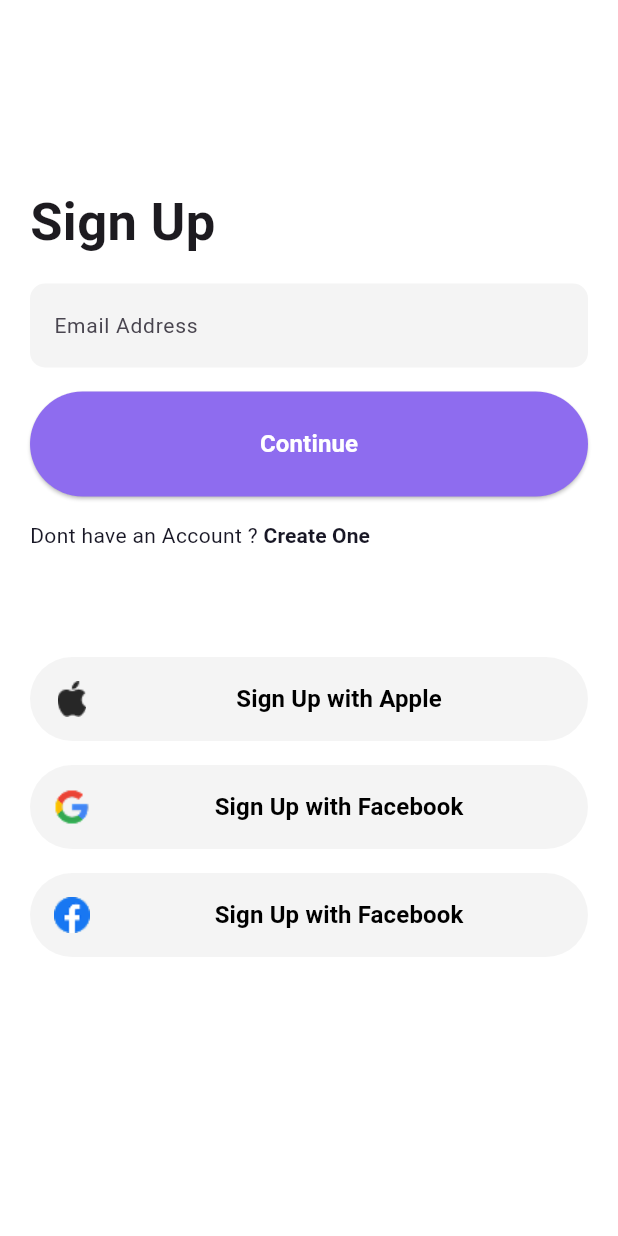
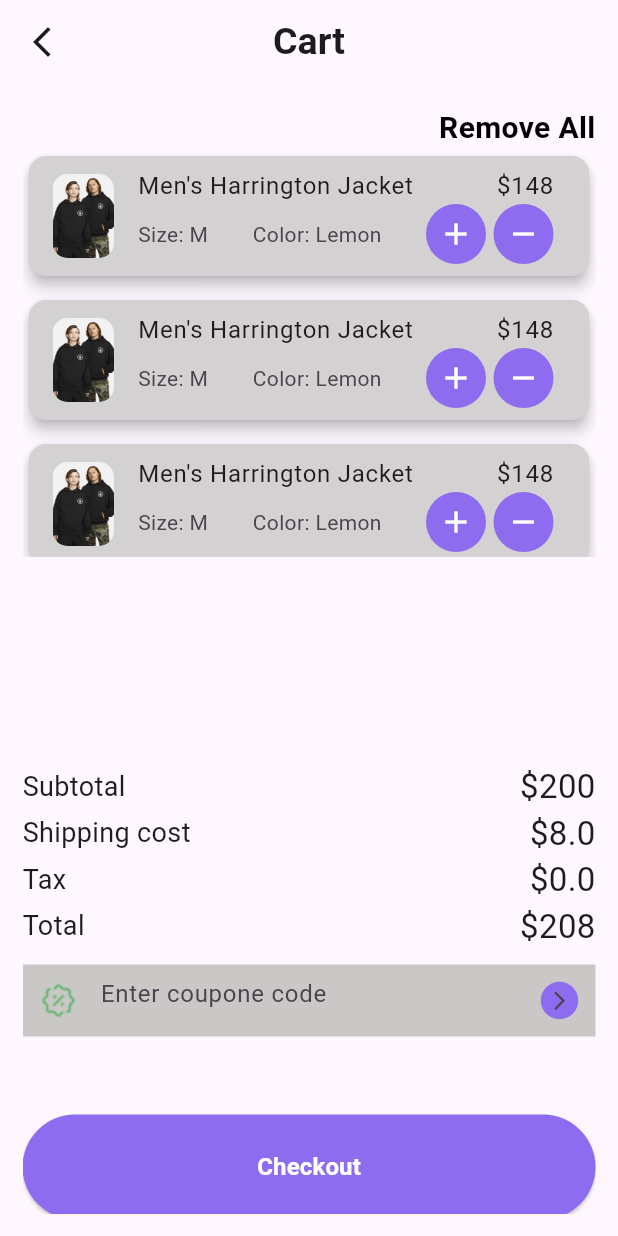
Before and after one commit to noryaser034/zara_flutter, a Flutter app: the screen it shows after launch, on a phone screen of 412 x 824 dp. Run offline on Flutter 3.47's test engine with Material 3 defaults, Android fonts, the phone set to English and light mode, and no system bars.

Commit message:
Feb25 commit Cart Screen

```diff
--- a/lib/core/styles/color.dart
+++ b/lib/core/styles/color.dart
@@ -3,7 +3,7 @@ import 'package:flutter/painting.dart';
 abstract class AppColors {
   static const Color primary = Color(0xff8E6CEF);
   static const Color background = Color(0xffffffff);
-  static const Color graycolor = Color(0xffF4F4F4);
+  static const Color graycolor = Color(0xFFEBE4E4);
   static const Color blackcolor = Color(0xff181725);
   static const Color errorcolor = Color(0xffff0000);
 }
--- /dev/null
+++ b/lib/core/widgets/custom_card.dart
@@ -0,0 +1,45 @@
+import 'package:flutter/material.dart';
+import 'package:zara/core/widgets/custom_rounded_button.dart';
+
+class CustomCard extends StatelessWidget {
+  const CustomCard({super.key});
+
+  @override
+  Widget build(BuildContext context) {
+    return SizedBox(
+      child: Card(
+        color: Color(0xFFD3D1D1),
+        elevation: 4,
+        child: Column(
+          mainAxisSize: MainAxisSize.min,
+          children: [
+            ListTile(
+              leading: ClipRRect(
+                borderRadius: BorderRadius.circular(10),
+                child: Image.asset('assets/images/Rectangle 8-1.png'),
+              ), //Icon(Icons.album),
+              title: Row(
+                mainAxisAlignment: MainAxisAlignment.spaceBetween,
+                children: [Text("Men's Harrington Jacket"), Text("\$148")],
+              ),
+              subtitle: Row(
+                mainAxisAlignment: MainAxisAlignment.spaceBetween,
+                children: [
+                  Text("Size: M"),
+                  Text("Color: Lemon"),
+                  Row(
+                    children: [
+                      CustomRoundedButton(icon: Icons.add, ontap: (){},),
+                      SizedBox(width: 5),
+                      CustomRoundedButton(icon: Icons.remove, ontap: (){},),
+                    ],
+                  ),
+                ],
+              ),
+            ),
+          ],
+        ),
+      ),
+    );
+  }
+}
--- /dev/null
+++ b/lib/core/widgets/custom_rounded_btn_small.dart
@@ -0,0 +1,29 @@
+import 'package:flutter/material.dart';
+import 'package:zara/core/styles/color.dart';
+
+class CustomRBtnSmall extends StatelessWidget {
+  const CustomRBtnSmall({super.key, required this.icon, required this.ontap});
+
+  final IconData icon;
+  final VoidCallback? ontap;
+
+  @override
+  Widget build(BuildContext context) {
+    return GestureDetector(
+      onTap: ontap,
+      child: Container(
+        width: 25,
+        height: 25,
+        decoration: BoxDecoration(
+          color: AppColors.primary,
+          borderRadius: BorderRadius.circular(40),
+        ),
+        child: IconButton(
+          onPressed: () {},
+          icon: Icon(icon),
+          color: AppColors.background,
+        ),
+      ),
+    );
+  }
+}
--- /dev/null
+++ b/lib/core/widgets/custom_rounded_button.dart
@@ -0,0 +1,33 @@
+import 'package:flutter/material.dart';
+import 'package:zara/core/styles/color.dart';
+
+class CustomRoundedButton extends StatelessWidget {
+  const CustomRoundedButton({
+    super.key,
+    required this.icon,
+    required this.ontap,
+  });
+
+  final IconData icon;
+  final VoidCallback? ontap;
+
+  @override
+  Widget build(BuildContext context) {
+    return GestureDetector(
+      onTap: ontap,
+      child: Container(
+        width: 40,
+        height: 40,
+        decoration: BoxDecoration(
+          color: AppColors.primary,
+          borderRadius: BorderRadius.circular(30),
+        ),
+        child: IconButton(
+          onPressed: () {},
+          icon: Icon(icon),
+          color: AppColors.background,
+        ),
+      ),
+    );
+  }
+}
--- a/lib/core/widgets/custom_text_form.dart
+++ b/lib/core/widgets/custom_text_form.dart
@@ -9,22 +9,28 @@ class CustomTextFormField extends StatelessWidget {
     this.keyboardType,
     this.validator,
     this.prefixIcon,
+    this.suffixIcon,
     this.readOnly = false,
     this.onTap,
     this.focusNode,
     this.onChange,
+    this.myController,
   });
   final String? hintText;
   final TextInputType? keyboardType;
   final String? Function(String?)? validator;
   final Widget? prefixIcon;
+  final Widget? suffixIcon;
   final bool readOnly;
   final Function()? onTap;
   final Function(String)? onChange;
   final FocusNode? focusNode;
+  final TextEditingController? myController;
+
   @override
   Widget build(BuildContext context) {
     return TextFormField(
+      controller: myController,
       keyboardType: keyboardType,
       readOnly: readOnly,
       textInputAction: TextInputAction.next,
--- a/lib/features/auth/screens/signup.dart
+++ b/lib/features/auth/screens/signup.dart
@@ -34,7 +34,7 @@ class _SignupState extends State<Signup> {
                 crossAxisAlignment: CrossAxisAlignment.start,
                 children: [
                   const SizedBox(height: 123),
-                  Text("Sign Up", style: TextStyles.title),
+                  Text("Sign in", style: TextStyles.title),
                   const SizedBox(height: 16),
 
                   CustomTextFormField(
--- a/lib/features/auth/screens/signup_password.dart
+++ b/lib/features/auth/screens/signup_password.dart
@@ -31,7 +31,7 @@ class _SignuppasswordState extends State<Signuppassword> {
                 crossAxisAlignment: CrossAxisAlignment.start,
                 children: [
                   const SizedBox(height: 123),
-                  Text("Sign Up", style: TextStyles.title),
+                  Text("Sign in", style: TextStyles.title),
                   const SizedBox(height: 16),
 
                   PasswordTextFormFiled(
--- /dev/null
+++ b/lib/features/cart/cart_body.dart
@@ -0,0 +1,154 @@
+import 'package:flutter/material.dart';
+import 'package:zara/core/styles/color.dart';
+import 'package:zara/core/widgets/custom_card.dart';
+import 'package:zara/core/widgets/main_button.dart';
+
+class CartBody extends StatelessWidget {
+  const CartBody({super.key, this.couponeController});
+
+  final TextEditingController? couponeController;
+
+  @override
+  Widget build(BuildContext context) {
+    return Scaffold(
+      appBar: AppBar(
+        leading: IconButton(
+          onPressed: () {},
+          icon: Icon(Icons.arrow_back_ios_new_outlined),
+        ),
+        centerTitle: true,
+        title: Text(
+          'Cart',
+          style: TextStyle(fontSize: 25, fontWeight: FontWeight.bold),
+        ),
+      ),
+      body: Container(
+        width: double.infinity,
+        height: double.infinity,
+        margin: EdgeInsets.all(15),
+        child: Column(
+          mainAxisAlignment: MainAxisAlignment.spaceBetween,
+          children: [
+            SizedBox(
+              width: double.infinity,
+              height: 300,
+              child: SingleChildScrollView(
+                child: Column(
+                  children: [
+                    Container(
+                      width: double.infinity,
+
+                      alignment: Alignment.topRight,
+                      child: Text(
+                        "Remove All",
+                        style: TextStyle(
+                          fontSize: 20,
+                          fontWeight: FontWeight.bold,
+                          color: Colors.black,
+                        ),
+                      ),
+                    ),
+                    CustomCard(),
+                    SizedBox(height: 8),
+                    CustomCard(),
+                    SizedBox(height: 8),
+                    CustomCard(),
+                    SizedBox(height: 8),
+                    CustomCard(),
+                    SizedBox(height: 8),
+                    CustomCard(),
+                    SizedBox(height: 8),
+                    CustomCard(),
+                  ],
+                ),
+              ),
+            ),
+            SizedBox(
+              width: double.infinity,
+              height: 300,
+              child: SingleChildScrollView(
+                child: Column(
+                  children: [
+                    Column(
+                      children: [
+                        Row(
+                          mainAxisAlignment: MainAxisAlignment.spaceBetween,
+                          children: [
+                            Text("Subtotal", style: TextStyle(fontSize: 18)),
+                            Text("\$200", style: TextStyle(fontSize: 22)),
+                          ],
+                        ),
+                        Row(
+                          mainAxisAlignment: MainAxisAlignment.spaceBetween,
+                          children: [
+                            Text(
+                              "Shipping cost",
+                              style: TextStyle(fontSize: 18),
+                            ),
+                            Text("\$8.0", style: TextStyle(fontSize: 22)),
+                          ],
+                        ),
+                        Row(
+                          mainAxisAlignment: MainAxisAlignment.spaceBetween,
+                          children: [
+                            Text("Tax", style: TextStyle(fontSize: 18)),
+                            Text("\$0.0", style: TextStyle(fontSize: 22)),
+                          ],
+                        ),
+                        Row(
+                          mainAxisAlignment: MainAxisAlignment.spaceBetween,
+                          children: [
+                            Text("Total", style: TextStyle(fontSize: 18)),
+                            Text("\$208", style: TextStyle(fontSize: 22)),
+                          ],
+                        ),
+                        SizedBox(height: 10),
+                        SizedBox(
+                          width: double.infinity,
+                          height: 100,
+                          child: TextField(
+                            controller: couponeController,
+                            decoration: InputDecoration(
+                              fillColor: Color(0xFFCAC7C7),
+                              border: InputBorder.none,
+                              filled: true,
+                              prefixIcon: Image.asset(
+                                'assets/icons/discountshape.png',
+                              ),
+                              hintText: "Enter coupone code",
+                              suffixIcon: IconButton(
+                                onPressed: () {},
+                                icon: Container(
+                                  width: 25,
+                                  height: 25,
+                                  decoration: BoxDecoration(
+                                    color: AppColors.primary,
+                                    borderRadius: BorderRadius.circular(25),
+                                  ),
+
+                                  child: Icon(
+                                    Icons.arrow_forward_ios_outlined,
+                                    size: 15,
+                                  ),
+                                ),
+                              ),
+                              // CustomRBtnSmall(
+                              //   icon: (Icons.arrow_forward_ios_outlined),
+                              //   ontap: () {},
+                            ),
+                          ),
+                        ),
+
+                        MainButton(text: "Checkout", onpress: () {}),
+                      ],
+                    ),
+                  ],
+                ),
+              ),
+            ),
+          ],
+        ),
+      ),
+    );
+  }
+}
--- /dev/null
+++ b/lib/features/cart/cart_view.dart
@@ -0,0 +1,11 @@
+import 'package:flutter/material.dart';
+import 'package:zara/features/cart/cart_body.dart';
+
+class CartView extends StatelessWidget {
+  const CartView({super.key});
+
+  @override
+  Widget build(BuildContext context) {
+    return CartBody();
+  }
+}
--- a/lib/features/intro/splash.dart
+++ b/lib/features/intro/splash.dart
@@ -1,7 +1,8 @@
 import 'package:flutter/material.dart';
 import 'package:zara/core/functions/navigation.dart';
 import 'package:zara/core/styles/color.dart';
-import 'package:zara/features/auth/screens/signup.dart';
+import 'package:zara/features/cart/cart_view.dart';
+
 
 class SplashScreen extends StatefulWidget {
   const SplashScreen({super.key});
@@ -18,7 +19,7 @@ class _SplashScreenState extends State<SplashScreen> {
     // delay of 3 seconds before navigating to the next screen
     Future.delayed(const Duration(seconds: 3), () {
       setState(() {
-        pushReplacement(context, const Signup());
+        pushReplacement(context, const CartView());
       });
     });
   }
```
